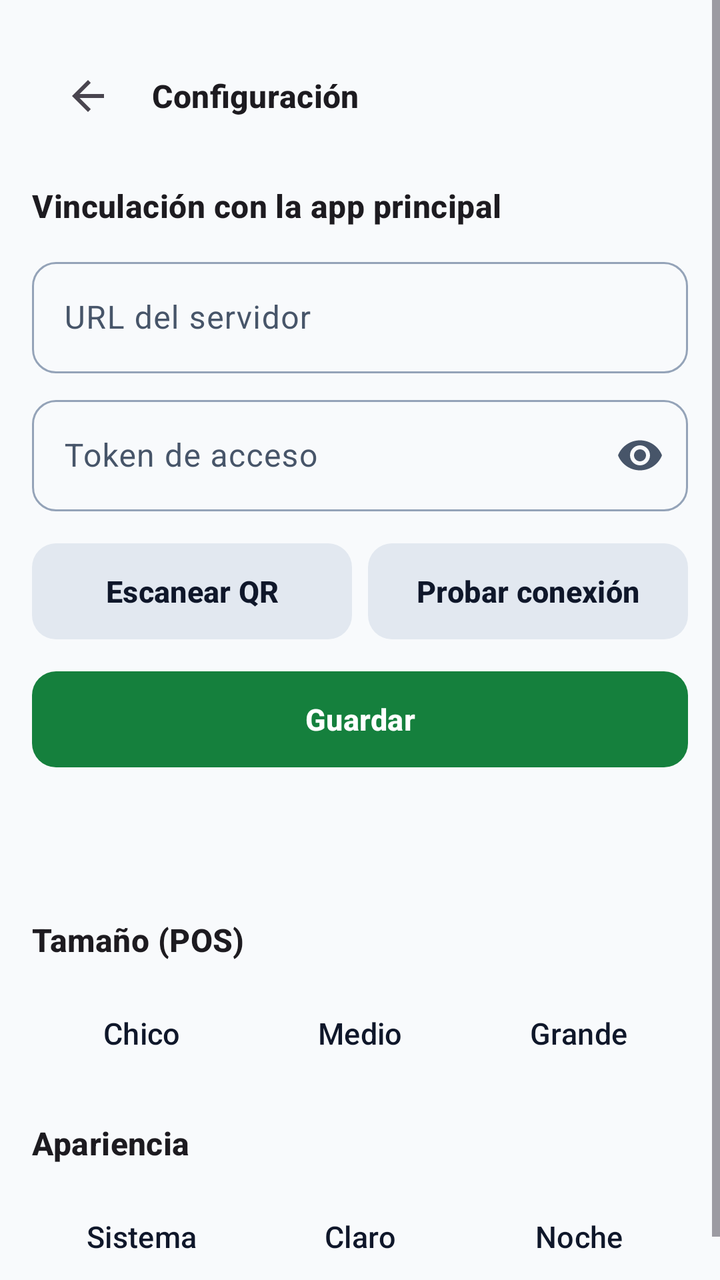
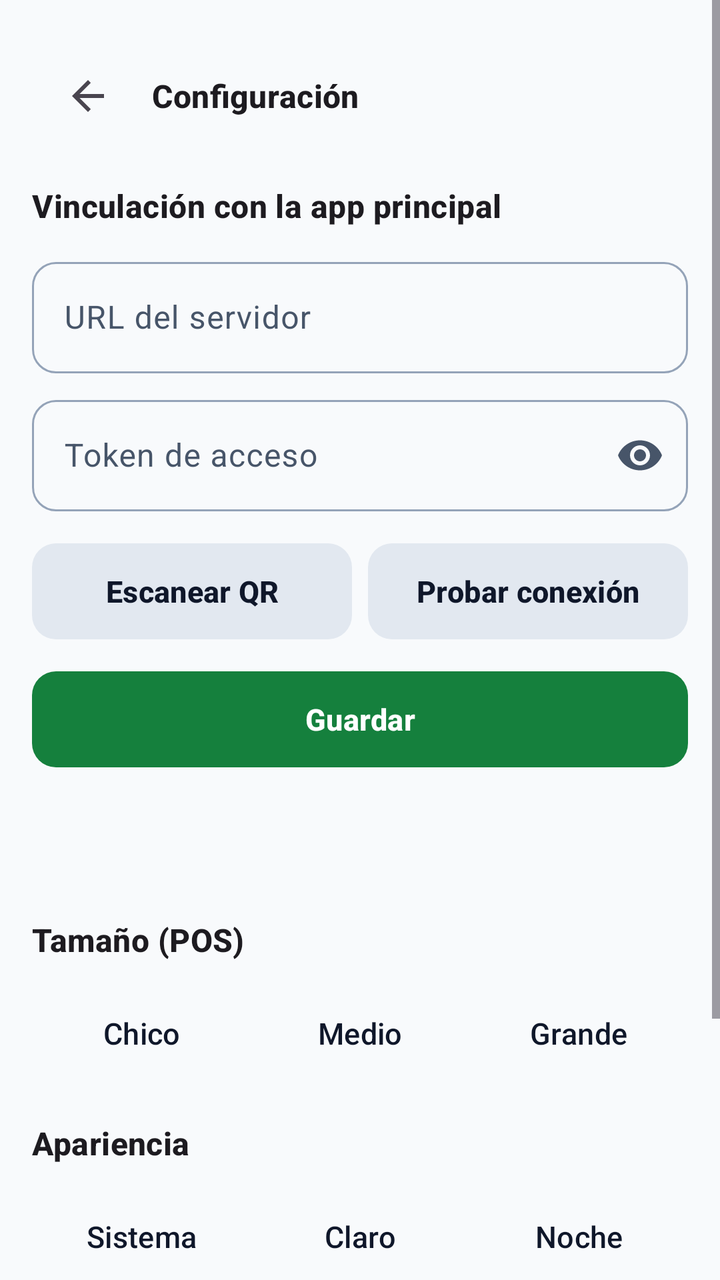

Before-and-after screenshots of an Android layout around one commit, followed by the original layout XML and the change that was made.
<!-- AndroidManifest.xml: application theme Theme.Entradas -->
<!-- res/layout/fragment_config.xml -->
<?xml version="1.0" encoding="utf-8"?>
<ScrollView xmlns:android="http://schemas.android.com/apk/res/android"
    xmlns:app="http://schemas.android.com/apk/res-auto"
    android:layout_width="match_parent"
    android:layout_height="match_parent">

    <LinearLayout
        android:orientation="vertical"
        android:layout_width="match_parent"
        android:layout_height="wrap_content"
        android:padding="16dp">

        <com.google.android.material.appbar.MaterialToolbar
            android:id="@+id/toolbarConfig"
            style="@style/Widget.Entradas.Toolbar"
            android:layout_width="match_parent"
            android:layout_height="wrap_content"
            app:navigationIcon="?attr/homeAsUpIndicator"
            app:title="@string/config_titulo" />

        <TextView
            android:layout_width="wrap_content"
            android:layout_height="wrap_content"
            android:layout_marginTop="12dp"
            android:text="Vinculación con la app principal"
            android:textAppearance="@style/TextAppearance.Entradas.SectionTitle" />

        <com.google.android.material.textfield.TextInputLayout
            android:layout_width="match_parent"
            android:layout_height="wrap_content"
            android:layout_marginTop="12dp"
            android:hint="URL del servidor">

            <com.google.android.material.textfield.TextInputEditText android:id="@+id/etBaseUrl"
                android:layout_width="match_parent"
                android:layout_height="wrap_content"
                android:inputType="textUri" />
        </com.google.android.material.textfield.TextInputLayout>

        <com.google.android.material.textfield.TextInputLayout
            android:layout_width="match_parent"
            android:layout_height="wrap_content"
            android:layout_marginTop="8dp"
            android:hint="Token de acceso"
            app:endIconMode="password_toggle">

            <com.google.android.material.textfield.TextInputEditText android:id="@+id/etToken"
                android:layout_width="match_parent"
                android:layout_height="wrap_content"
                android:inputType="textPassword" />
        </com.google.android.material.textfield.TextInputLayout>

        <LinearLayout
            android:orientation="horizontal"
            android:layout_width="match_parent"
            android:layout_height="wrap_content"
            android:layout_marginTop="12dp">

            <com.google.android.material.button.MaterialButton
                android:id="@+id/btnScanPairing"
                style="@style/Widget.Entradas.Button.Secondary"
                android:layout_width="0dp"
                android:layout_height="wrap_content"
                android:layout_weight="1"
                android:text="@string/escanear_qr" />

            <Space android:layout_width="8dp" android:layout_height="wrap_content" />

            <com.google.android.material.button.MaterialButton
                android:id="@+id/btnTest"
                style="@style/Widget.Entradas.Button.Secondary"
                android:layout_width="0dp"
                android:layout_height="wrap_content"
                android:layout_weight="1"
                android:text="@string/probar_conexion" />
        </LinearLayout>

        <com.google.android.material.button.MaterialButton
            android:id="@+id/btnSave"
            style="@style/Widget.Entradas.Button.Primary"
            android:layout_width="match_parent"
            android:layout_height="wrap_content"
            android:layout_marginTop="8dp"
            android:text="@string/guardar" />

        <TextView android:id="@+id/tvConfigStatus"
            android:layout_width="match_parent"
            android:layout_height="wrap_content"
            android:layout_marginTop="12dp"
            android:textAppearance="@style/TextAppearance.Entradas.Label" />

        <TextView android:id="@+id/tvVersions"
            android:layout_width="match_parent"
            android:layout_height="wrap_content"
            android:layout_marginTop="8dp"
            android:gravity="end"
            android:textAppearance="@style/TextAppearance.Entradas.Support" />

        <TextView
            android:layout_width="wrap_content"
            android:layout_height="wrap_content"
            android:layout_marginTop="16dp"
            android:text="Tamaño (POS)"
            android:textAppearance="@style/TextAppearance.Entradas.SectionTitle" />

        <com.google.android.material.button.MaterialButtonToggleGroup
            android:id="@+id/tgTextScale"
            android:layout_width="match_parent"
            android:layout_height="wrap_content"
            android:layout_marginTop="8dp"
            app:singleSelection="true"
            app:selectionRequired="true">

            <com.google.android.material.button.MaterialButton
                android:id="@+id/btnScaleS"
                style="@style/Widget.Entradas.Button.Neutral"
                android:layout_width="0dp"
                android:layout_height="wrap_content"
                android:layout_weight="1"
                android:checkable="true"
                android:text="Chico"
                app:backgroundTint="@color/toggle_sector_fill"
                android:textColor="@color/toggle_sector_text" />

            <com.google.android.material.button.MaterialButton
                android:id="@+id/btnScaleM"
                style="@style/Widget.Entradas.Button.Neutral"
                android:layout_width="0dp"
                android:layout_height="wrap_content"
                android:layout_weight="1"
                android:checkable="true"
                android:text="Medio"
                app:backgroundTint="@color/toggle_sector_fill"
                android:textColor="@color/toggle_sector_text" />

            <com.google.android.material.button.MaterialButton
                android:id="@+id/btnScaleL"
                style="@style/Widget.Entradas.Button.Neutral"
                android:layout_width="0dp"
                android:layout_height="wrap_content"
                android:layout_weight="1"
                android:checkable="true"
                android:text="Grande"
                app:backgroundTint="@color/toggle_sector_fill"
                android:textColor="@color/toggle_sector_text" />
        </com.google.android.material.button.MaterialButtonToggleGroup>

        <TextView
            android:layout_width="wrap_content"
            android:layout_height="wrap_content"
            android:layout_marginTop="16dp"
            android:text="@string/apariencia"
            android:textAppearance="@style/TextAppearance.Entradas.SectionTitle" />

        <com.google.android.material.button.MaterialButtonToggleGroup
            android:id="@+id/tgTheme"
            android:layout_width="match_parent"
            android:layout_height="wrap_content"
            android:layout_marginTop="8dp"
            app:singleSelection="true"
            app:selectionRequired="true">

            <com.google.android.material.button.MaterialButton
                android:id="@+id/btnThemeSystem"
                style="@style/Widget.Entradas.Button.Neutral"
                android:layout_width="0dp"
                android:layout_height="wrap_content"
                android:layout_weight="1"
                android:checkable="true"
                android:maxLines="1"
                android:ellipsize="end"
                android:text="@string/tema_sistema"
                app:backgroundTint="@color/toggle_sector_fill"
                android:textColor="@color/toggle_sector_text" />

            <com.google.android.material.button.MaterialButton
                android:id="@+id/btnThemeLight"
                style="@style/Widget.Entradas.Button.Neutral"
                android:layout_width="0dp"
                android:layout_height="wrap_content"
                android:layout_weight="1"
                android:checkable="true"
                android:maxLines="1"
                android:ellipsize="end"
                android:text="@string/tema_claro"
                app:backgroundTint="@color/toggle_sector_fill"
                android:textColor="@color/toggle_sector_text" />

            <com.google.android.material.button.MaterialButton
                android:id="@+id/btnThemeDark"
                style="@style/Widget.Entradas.Button.Neutral"
                android:layout_width="0dp"
                android:layout_height="wrap_content"
                android:layout_weight="1"
                android:checkable="true"
                android:maxLines="1"
                android:ellipsize="end"
                android:text="@string/tema_oscuro"
                app:backgroundTint="@color/toggle_sector_fill"
                android:textColor="@color/toggle_sector_text" />
        </com.google.android.material.button.MaterialButtonToggleGroup>
    </LinearLayout>
</ScrollView>
<!-- resources referenced by this layout -->
<resources>
  <string name="apariencia">Apariencia</string>
  <string name="config_titulo">Configuración</string>
  <string name="escanear_qr">Escanear QR</string>
  <string name="guardar">Guardar</string>
  <string name="probar_conexion">Probar conexión</string>
  <string name="tema_claro">Claro</string>
  <string name="tema_oscuro">Noche</string>
  <string name="tema_sistema">Sistema</string>
  <style name="TextAppearance.Entradas.Label" parent="TextAppearance.Material3.LabelLarge">
          <item name="android:fontFamily">sans-serif-medium</item>
      </style>
  <style name="TextAppearance.Entradas.SectionTitle" parent="TextAppearance.Material3.TitleMedium">
          <item name="android:textStyle">bold</item>
      </style>
  <style name="TextAppearance.Entradas.Support" parent="TextAppearance.Material3.BodySmall">
          <item name="android:textColor">?attr/colorOnSurfaceVariant</item>
      </style>
  <style name="Widget.Entradas.Toolbar" parent="Widget.Material3.Toolbar">
          <item name="titleTextAppearance">@style/TextAppearance.Entradas.SectionTitle</item>
      </style>
  <color name="primary">#15803D</color>
  <color name="on_primary">#FFFFFF</color>
  <color name="primary_container">#BBF7D0</color>
  <color name="on_primary_container">#052E16</color>
  <color name="secondary">#475569</color>
  <color name="on_secondary">#FFFFFF</color>
  <color name="secondary_container">#E2E8F0</color>
  <color name="on_secondary_container">#0F172A</color>
  <color name="tertiary">#B45309</color>
  <color name="on_tertiary">#FFFFFF</color>
  <color name="tertiary_container">#FDE68A</color>
  <color name="on_tertiary_container">#451A03</color>
  <color name="error">#B3261E</color>
  <color name="on_error">#FFFFFF</color>
  <color name="error_container">#F9DEDC</color>
  <color name="on_error_container">#410E0B</color>
  <color name="background">#F8FAFC</color>
  <color name="surface">#F8FAFC</color>
  <color name="on_surface">#0F172A</color>
  <color name="surface_variant">#E2E8F0</color>
  <color name="on_surface_variant">#475569</color>
  <color name="outline">#94A3B8</color>
  <color name="on_background">#0F172A</color>
  <color name="outline_variant">#CBD5E1</color>
  <color name="surface_container_lowest">#FFFFFF</color>
  <color name="surface_container_low">#F1F5F9</color>
  <color name="surface_container">#E9EEF4</color>
  <color name="surface_container_high">#E2E8F0</color>
  <color name="surface_container_highest">#CBD5E1</color>
  <color name="surface_bright">#F8FAFC</color>
  <color name="surface_dim">#DCE3EC</color>
  <style name="Widget.Entradas.Button" parent="Widget.Material3.Button" />
  <style name="Widget.Entradas.TextInput" parent="Widget.Material3.TextInputLayout.OutlinedBox">
          <item name="shapeAppearanceOverlay">@style/Shape.Entradas.TextInput</item>
      </style>
  <style name="ThemeOverlay.Entradas.Dialog" parent="ThemeOverlay.Material3.MaterialAlertDialog">
          <item name="shapeAppearanceMediumComponent">@style/Shape.Entradas.Dialog</item>
      </style>
  <style name="Theme.Entradas.BottomSheet" parent="ThemeOverlay.Material3.BottomSheetDialog">
          <item name="bottomSheetStyle">@style/Widget.Entradas.BottomSheet</item>
      </style>
  <style name="Shape.Entradas.TextInput" parent="ShapeAppearance.Material3.SmallComponent">
          <item name="cornerFamily">rounded</item>
          <item name="cornerSize">12dp</item>
      </style>
  <style name="Shape.Entradas.Dialog" parent="ShapeAppearance.Material3.MediumComponent">
          <item name="cornerFamily">rounded</item>
          <item name="cornerSize">24dp</item>
      </style>
  <style name="Widget.Entradas.BottomSheet" parent="Widget.Material3.BottomSheet">
          <item name="shapeAppearance">@style/Shape.Entradas.Sheet</item>
      </style>
  <!-- unchanged entries left out for length: 6 -->
</resources>

<!-- the commit's change to res/layout/fragment_config.xml (unified diff, before → after) -->
@@ -199,5 +199,26 @@
                 app:backgroundTint="@color/toggle_sector_fill"
                 android:textColor="@color/toggle_sector_text" />
         </com.google.android.material.button.MaterialButtonToggleGroup>
+
+        <TextView
+            android:layout_width="wrap_content"
+            android:layout_height="wrap_content"
+            android:layout_marginTop="16dp"
+            android:text="Modo prueba"
+            android:textAppearance="@style/TextAppearance.Entradas.SectionTitle" />
+
+        <com.google.android.material.switchmaterial.SwitchMaterial
+            android:id="@+id/swModoPrueba"
+            android:layout_width="match_parent"
+            android:layout_height="wrap_content"
+            android:layout_marginTop="8dp"
+            android:text="Simular ventas e impresión (no se registra nada)" />
+
+        <TextView
+            android:layout_width="match_parent"
+            android:layout_height="wrap_content"
+            android:layout_marginTop="4dp"
+            android:text="Muestra datos ficticios, vende e imprime tickets de prueba con el diseño real. QR y socio quedan deshabilitados."
+            android:textAppearance="@style/TextAppearance.Entradas.Support" />
     </LinearLayout>
 </ScrollView>
